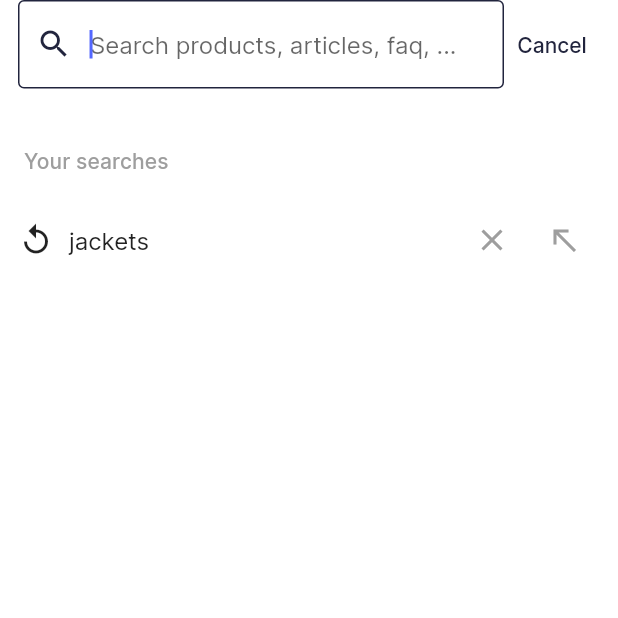
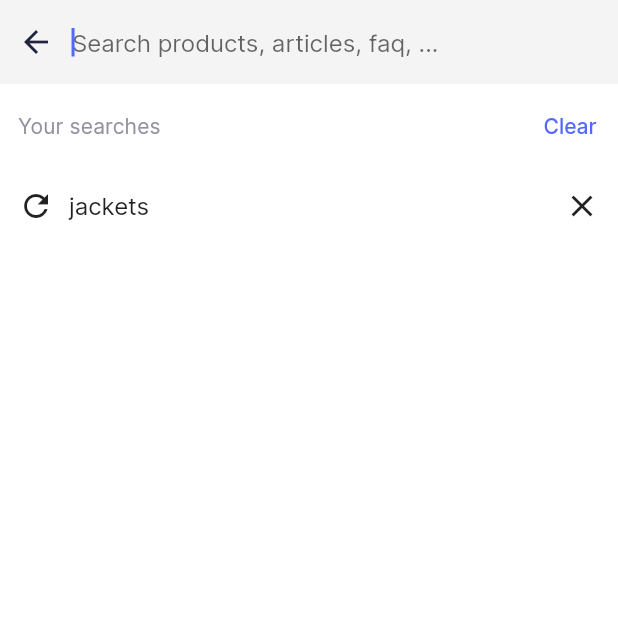
Before and after one commit to algolia/flutter-ecom-ui-template, a Flutter app: the AutocompleteScreen screen opened directly, on a phone screen of 412 x 824 dp, the top half of it. Run offline on Flutter 3.47's test engine with Material 2 defaults, Android fonts, the phone set to English and light mode, and no system bars; our stand-ins replace cloud_firestore, firebase_core, infinite_scroll_pagination; accounts and stored records are empty; network calls fail.

```diff
--- a/lib/ui/app_theme.dart
+++ b/lib/ui/app_theme.dart
@@ -8,6 +8,8 @@ class AppTheme {
   static const Color darkPink = Color(0xFFAA086C);
   static const Color vividOrange = Color(0xFFE8600A);
   static const Color darkRed = Color(0xFFB00020);
+  static const Color neutralDark = Color(0XFF91929D);
+  static const Color neutralLightest = Color(0XFFF4F4F5);
 
   static ThemeData buildLightTheme() {
     const Color primaryColor = AppTheme.nebula;
@@ -33,6 +35,11 @@ class AppTheme {
           foregroundColor: secondaryColor,
           backgroundColor: Colors.white,
         ),
+        textTheme: TextTheme(
+            subtitle2: TextStyle(
+                fontSize: 14,
+                fontWeight: FontWeight.w400,
+                color: neutralDark)),
         textButtonTheme: TextButtonThemeData(
             style: TextButton.styleFrom(primary: secondaryColor)));
   }
--- a/lib/ui/screens/search/autocomplete_screen.dart
+++ b/lib/ui/screens/search/autocomplete_screen.dart
@@ -6,6 +6,7 @@ import 'package:flutter_ecom_demo/ui/screens/products/search_results_screen.dart
 import 'package:flutter_ecom_demo/ui/screens/search/components/history_row_view.dart';
 import 'package:flutter_ecom_demo/ui/screens/search/components/search_header_view.dart';
 import 'package:flutter_ecom_demo/ui/screens/search/components/suggestion_row_view.dart';
+import '../../app_theme.dart';
 
 class AutocompleteScreen extends StatefulWidget {
   const AutocompleteScreen({Key? key}) : super(key: key);
@@ -44,6 +45,10 @@ class _AutocompleteScreenState extends State<AutocompleteScreen> {
     setState(() => _history.removeWhere((element) => element == query));
   }
 
+  void _clearHistory() {
+    setState(() => _history.clear());
+  }
+
   void _completeSuggestion(String suggestion) {
     searchTextController.value = TextEditingValue(
       text: suggestion,
@@ -70,58 +75,70 @@ class _AutocompleteScreenState extends State<AutocompleteScreen> {
   @override
   Widget build(BuildContext context) {
     return Scaffold(
-        body: SafeArea(
-            child: Column(children: [
-      _header(),
-      const SizedBox(height: 20),
+        appBar: AppBar(
+            automaticallyImplyLeading: false,
+            backgroundColor: AppTheme.neutralLightest,
+            titleSpacing: 0,
+            elevation: 0,
+            title: _header()),
+        body: Column(children: [
           _body(),
-    ])));
+        ]));
   }
 
   Widget _header() {
-    return Padding(
-      padding: const EdgeInsets.symmetric(horizontal: 12),
-      child: SearchHeaderView(
+    return SearchHeaderView(
       controller: searchTextController,
       onSubmitted: _submitSearch,
-      ),
     );
   }
 
   Widget _body() {
     return Expanded(
+        child: Padding(
+      padding: const EdgeInsets.only(left: 12),
       child: CustomScrollView(
         slivers: [
           if (_history.isNotEmpty)
-          ..._section("Your searches", _history, (String item) {
+            ..._section(
+                Row(
+                  children: [
+                    const Text("Your searches"),
+                    const Spacer(),
+                    TextButton(
+                        onPressed: _clearHistory,
+                        child: const Text("Clear",
+                            style: TextStyle(color: AppTheme.nebula)))
+                  ],
+                ),
+                _history, (String item) {
               return HistoryRowView(
-                suggestion: item,
-                onTap: _completeSuggestion,
-                onRemove: _removeFromHistory);
+                  suggestion: item, onRemove: _removeFromHistory);
             }),
           if (_suggestions.isNotEmpty)
-          ..._section("Popular searches", _suggestions, (QuerySuggestion item) {
+            ..._section(
+                Row(
+                  children: const [Text("Popular searches"), Spacer()],
+                ),
+                _suggestions, (QuerySuggestion item) {
               return SuggestionRowView(
-                suggestion: item,
-                onTap: _completeSuggestion);
+                  suggestion: item, onComplete: _completeSuggestion);
             })
         ],
+      ),
     ));
   }
 
   List<Widget> _section<Suggestion>(
-      String title, List<Suggestion> items, Function(Suggestion) rowBuilder) {
-    final sectionHeaderTextStyle =
-        Theme.of(context).textTheme.subtitle2?.copyWith(color: Colors.grey);
+      Widget title, List<Suggestion> items, Function(Suggestion) rowBuilder) {
     return [
       SliverAppBar(
-          titleTextStyle: sectionHeaderTextStyle,
-          title: Row(
-            children: [Text(title), Spacer()],
-          ),
+          titleSpacing: 0,
+          titleTextStyle: Theme.of(context).textTheme.subtitle2,
+          title: title,
           automaticallyImplyLeading: false),
       SliverPadding(
-          padding: const EdgeInsets.symmetric(horizontal: 12),
+          padding: const EdgeInsets.symmetric(horizontal: 0),
           sliver: SliverList(
               delegate: SliverChildBuilderDelegate(
             (BuildContext context, int index) {
--- a/lib/ui/screens/search/components/history_row_view.dart
+++ b/lib/ui/screens/search/components/history_row_view.dart
@@ -2,29 +2,25 @@ import 'package:flutter/material.dart';
 
 class HistoryRowView extends StatelessWidget {
   const HistoryRowView(
-      {Key? key, required this.suggestion, this.onTap, this.onRemove})
+      {Key? key, required this.suggestion, this.onRemove})
       : super(key: key);
 
   final String suggestion;
-  final Function(String)? onTap;
   final Function(String)? onRemove;
 
   @override
   Widget build(BuildContext context) {
     return Row(children: [
-      const Icon(Icons.replay),
+      const Icon(Icons.refresh),
       const SizedBox(
         width: 10,
       ),
       Text(suggestion, style: const TextStyle(fontSize: 16)),
       const Spacer(),
       IconButton(
-          onPressed: () => onRemove?.call(suggestion),
-          icon: const Icon(Icons.close, color: Colors.grey)),
-      IconButton(
-        onPressed: () => onRemove?.call(suggestion),
-        icon: const Icon(Icons.north_west, color: Colors.grey),
-      )
+            onPressed: () => onRemove?.call(suggestion),
+            icon: const Icon(Icons.close)
+      ),
     ]);
   }
 }
--- a/lib/ui/screens/search/components/search_header_view.dart
+++ b/lib/ui/screens/search/components/search_header_view.dart
@@ -2,7 +2,8 @@ import 'package:flutter/material.dart';
 import 'package:flutter_ecom_demo/ui/app_theme.dart';
 
 class SearchHeaderView extends StatelessWidget {
-  const SearchHeaderView({Key? key, required this.controller, this.onSubmitted}) : super(key: key);
+  const SearchHeaderView({Key? key, required this.controller, this.onSubmitted})
+      : super(key: key);
 
   final TextEditingController controller;
   final ValueChanged<String>? onSubmitted;
@@ -11,30 +12,28 @@ class SearchHeaderView extends StatelessWidget {
   Widget build(BuildContext context) {
     return Row(
       children: [
+        IconButton(
+            onPressed: () => Navigator.pop(context),
+            icon: const Icon(Icons.arrow_back)
+        ),
         Expanded(
           child: TextField(
             controller: controller,
             autofocus: true,
             onSubmitted: onSubmitted,
-            decoration: InputDecoration(
-              border: const OutlineInputBorder(
-                  borderSide: BorderSide(color: AppTheme.darkBlue, width: 1.0)),
-              focusedBorder: const OutlineInputBorder(
-                  borderSide: BorderSide(color: AppTheme.darkBlue, width: 1.0)),
-              prefixIcon: const Icon(Icons.search, color: AppTheme.darkBlue),
-              hintText: "Search products, articles, faq, ...",
-              suffixIcon: controller.text.isNotEmpty
-                  ? IconButton(
-                      onPressed: controller.clear,
-                      icon: const Icon(Icons.clear, color: AppTheme.darkBlue),
-                    )
-                  : null,
-            ),
+            decoration: const InputDecoration(
+              border: InputBorder.none,
+              hintText: "Search products, articles, faq, ..."),
           ),
         ),
-        TextButton(
-            onPressed: () => {Navigator.pop(context)},
-            child: const Text("Cancel"))
+        if (controller.text.isNotEmpty)
+          IconButton(
+            iconSize: 34,
+                  onPressed: controller.clear,
+                  icon: const Icon(Icons.clear),
+                  color: AppTheme.darkBlue
+              ),
+        const SizedBox(width: 0)
       ],
     );
   }
```
Also changed, not shown: lib/ui/screens/search/components/highlighted_text_view.dart (added, +62 -0 lines), lib/ui/screens/search/components/suggestion_row_view.dart (+9 -53 lines). Lines whose indentation alone changed are shown as unchanged.
